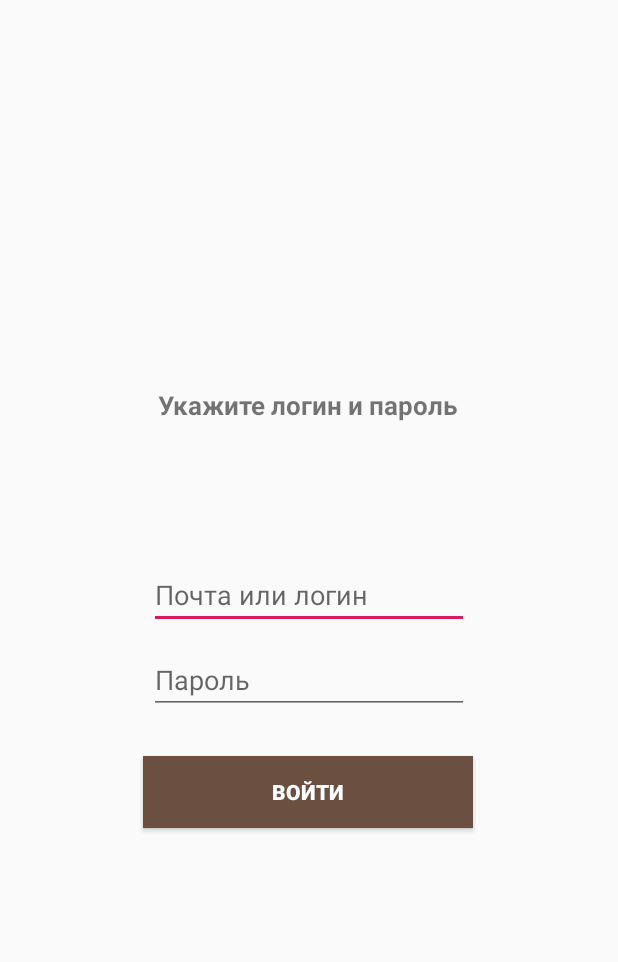
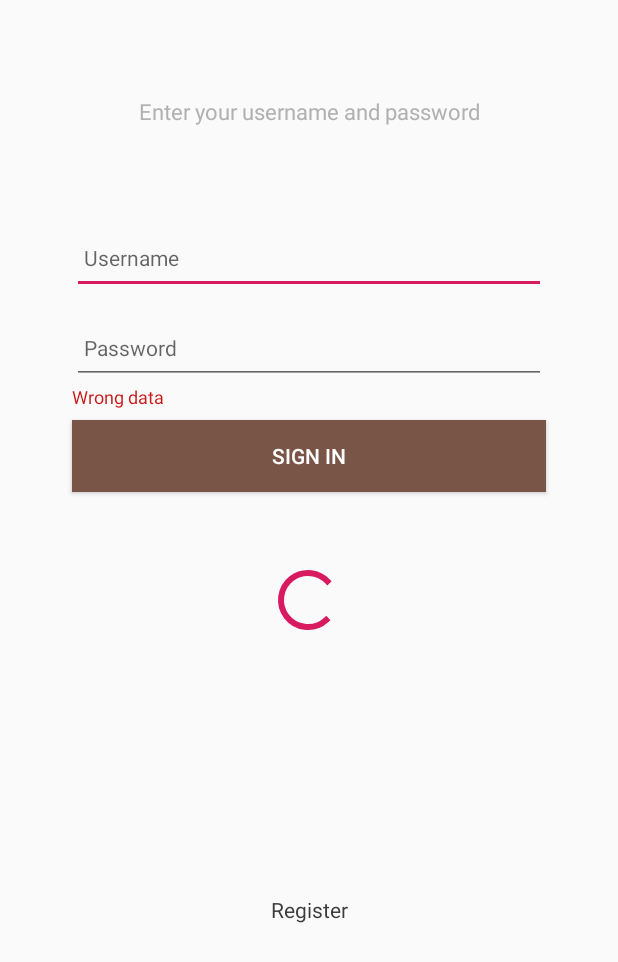
Before and after one commit to nnbzh/MovieProject, an Android app: the layout login_page.xml on its own in the app's theme, with its tools: preview values and no code run, on a phone screen of 412 x 824 dp. Shown: the top 962 px of the screen. Run offline under Robolectric (Android 15) with nearby library versions, the phone set to English and light mode, and no system bars.

Commit message:
Login page

```diff
--- a/app/build.gradle
+++ b/app/build.gradle
@@ -51,6 +51,10 @@ dependencies {
     implementation 'com.android.support:support-v4:28.0.0'
     implementation 'com.squareup.picasso:picasso:2.71828'
 
+    //Coroutines
+    implementation 'com.jakewharton.retrofit:retrofit2-kotlin-coroutines-adapter:0.9.2'
+    implementation "org.jetbrains.kotlinx:kotlinx-coroutines-android:1.3.0"
+
 
     implementation 'com.jakewharton:butterknife:10.2.1'
     annotationProcessor 'com.jakewharton:butterknife-compiler:10.2.1'
--- a/app/src/main/AndroidManifest.xml
+++ b/app/src/main/AndroidManifest.xml
@@ -9,7 +9,7 @@
         android:roundIcon="@mipmap/ic_launcher_round"
         android:supportsRtl="true"
         android:theme="@style/AppTheme">
-        <activity android:name=".MainActivity">
+        <activity android:name=".LoginActivity">
             <intent-filter>
                 <action android:name="android.intent.action.MAIN" />
 
--- a/app/src/main/res/layout/login_page.xml
+++ b/app/src/main/res/layout/login_page.xml
@@ -4,58 +4,98 @@
     xmlns:app="http://schemas.android.com/apk/res-auto"
     xmlns:tools="http://schemas.android.com/tools"
     android:layout_width="match_parent"
-    android:layout_height="match_parent">
+    android:layout_height="match_parent"
+    tools:context="com.example.movieproject.LoginActivity">
 
 
+    <Button
+        android:id="@+id/btnSignIn"
+        android:layout_width="0dp"
+        android:layout_height="wrap_content"
+        android:layout_marginTop="24dp"
+        android:background="@color/brown"
+        android:text="Sign In"
+        android:textColor="#FFFFFF"
+        app:layout_constraintEnd_toEndOf="@+id/etPassword"
+        app:layout_constraintHorizontal_bias="0.0"
+        app:layout_constraintStart_toStartOf="@+id/etPassword"
+        app:layout_constraintTop_toBottomOf="@+id/etPassword" />
+
+    <EditText
+        android:id="@+id/etUsername"
+        android:layout_width="0dp"
+        android:layout_height="48dp"
+        android:layout_marginTop="64dp"
+        android:ems="10"
+        android:hint="Username"
+        android:inputType="textPersonName"
+        android:paddingLeft="8dp"
+        android:textSize="14sp"
+        app:layout_constraintEnd_toEndOf="@+id/tvHint"
+        app:layout_constraintHorizontal_bias="0.0"
+        app:layout_constraintStart_toStartOf="@+id/tvHint"
+        app:layout_constraintTop_toBottomOf="@+id/tvHint" />
+
+    <EditText
+        android:id="@+id/etPassword"
+        android:layout_width="0dp"
+        android:layout_height="48dp"
+        android:layout_marginTop="12dp"
+        android:ems="10"
+        android:hint="Password"
+        android:inputType="textPassword"
+        android:paddingLeft="8dp"
+        android:textSize="14sp"
+        app:layout_constraintEnd_toEndOf="@+id/etUsername"
+        app:layout_constraintStart_toStartOf="@+id/etUsername"
+        app:layout_constraintTop_toBottomOf="@+id/etUsername" />
+
     <TextView
-        android:id="@+id/textView"
+        android:id="@+id/tvWrongData"
         android:layout_width="wrap_content"
         android:layout_height="wrap_content"
-        android:text="Укажите логин и пароль"
-        android:textSize="17sp"
-        android:textStyle="bold"
-        app:layout_constraintBottom_toTopOf="@+id/editText"
-        app:layout_constraintEnd_toEndOf="parent"
-        app:layout_constraintHorizontal_bias="0.497"
-        app:layout_constraintStart_toStartOf="parent"
-        app:layout_constraintTop_toTopOf="parent"
-        app:layout_constraintVertical_bias="0.737" />
+        android:textColor="#C81A1A"
+        android:textSize="12sp"
+        app:layout_constraintStart_toStartOf="@+id/etPassword"
+        app:layout_constraintTop_toBottomOf="@+id/etPassword"
+        tools:text="Wrong data"
+        />
 
-    <EditText
-        android:id="@+id/editText"
+    <TextView
+        android:id="@+id/tvRegister"
         android:layout_width="wrap_content"
         android:layout_height="wrap_content"
-        android:layout_marginBottom="11dp"
-        android:ems="10"
-        android:hint="Почта или логин"
-        android:inputType="textPersonName"
-        app:layout_constraintBottom_toTopOf="@+id/editText2"
+        android:layout_marginBottom="208dp"
+        android:text="Register"
+        android:textColor="#3C3C3E"
+        app:layout_constraintBottom_toBottomOf="parent"
         app:layout_constraintEnd_toEndOf="parent"
         app:layout_constraintStart_toStartOf="parent" />
 
-    <EditText
-        android:id="@+id/editText2"
+    <TextView
+        android:id="@+id/tvHint"
+        android:layout_width="0dp"
+        android:layout_height="wrap_content"
+        android:layout_marginStart="48dp"
+        android:layout_marginTop="64dp"
+        android:layout_marginEnd="48dp"
+        android:text="Enter your username and password"
+        android:textAlignment="center"
+        android:textColor="#B1B1B1"
+        android:textSize="14.5sp"
+        app:layout_constraintEnd_toEndOf="parent"
+        app:layout_constraintStart_toStartOf="parent"
+        app:layout_constraintTop_toTopOf="parent" />
+
+    <ProgressBar
+        android:id="@+id/progressBar"
+        style="?android:attr/progressBarStyle"
         android:layout_width="wrap_content"
         android:layout_height="wrap_content"
-        android:layout_marginBottom="28dp"
-        android:ems="10"
-        android:hint="Пароль"
-        android:inputType="textPersonName"
-        app:layout_constraintBottom_toTopOf="@+id/button"
+        android:layout_marginTop="48dp"
         app:layout_constraintEnd_toEndOf="parent"
-        app:layout_constraintStart_toStartOf="parent" />
+        app:layout_constraintHorizontal_bias="0.498"
+        app:layout_constraintStart_toStartOf="parent"
+        app:layout_constraintTop_toBottomOf="@+id/btnSignIn" />
 
-    <Button
-        android:id="@+id/button"
-        android:layout_width="220dp"
-        android:layout_height="wrap_content"
-        android:layout_marginBottom="272dp"
-        android:background="@color/appColor"
-        android:text="Войти"
-        android:textColor="@android:color/white"
-        android:textStyle="bold"
-        app:layout_constraintBottom_toBottomOf="parent"
-        app:layout_constraintEnd_toEndOf="parent"
-        app:layout_constraintHorizontal_bias="0.497"
-        app:layout_constraintStart_toStartOf="parent" />
 </androidx.constraintlayout.widget.ConstraintLayout>
--- a/app/src/main/res/values/strings.xml
+++ b/app/src/main/res/values/strings.xml
@@ -5,4 +5,6 @@
     <string name="username">ashkeyevli</string>
     <string name="password">oljas2905566</string>
     <string name="session_id">1</string>
+    <string name="error">Error</string>
+    <string name="wrong">Wrong data</string>
 </resources>
--- a/build.gradle
+++ b/build.gradle
@@ -8,7 +8,7 @@ buildscript {
 
     }
     dependencies {
-        classpath 'com.android.tools.build:gradle:3.6.2'
+        classpath 'com.android.tools.build:gradle:3.6.3'
         classpath "org.jetbrains.kotlin:kotlin-gradle-plugin:$kotlin_version"
         // NOTE: Do not place your application dependencies here; they belong
         // in the individual module build.gradle files
```
Also changed, not shown: app/src/main/java/com/example/movieproject/Account/LoginValidationData.kt (added, +9 -0 lines), app/src/main/java/com/example/movieproject/Account/Session.kt (added, +7 -0 lines), app/src/main/java/com/example/movieproject/Account/Token.kt (added, +7 -0 lines), app/src/main/java/com/example/movieproject/LoginActivity.kt (added, +174 -0 lines), app/src/main/java/com/example/movieproject/ServiceBuilder.kt (+19 -14 lines), gradle/wrapper/gradle-wrapper.properties.
